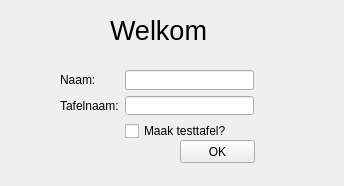
This is src/app/ruleCreator/welcomeWindow.ui in Dtai/PokerbotClient as Qt 5 draws it before an edit. The edited form follows.
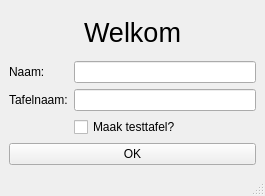
This is the edited form.

Commit message: Changed the welcomeWindow and settingsDialog so they are now QMainWidows instead of QWidgets. => statusbar works better

Patch:
```diff
--- a/src/app/ruleCreator/welcomeWindow.ui
+++ b/src/app/ruleCreator/welcomeWindow.ui
@@ -1,52 +1,42 @@
 <?xml version="1.0" encoding="UTF-8"?>
 <ui version="4.0">
  <class>WelcomeWindow</class>
- <widget class="QWidget" name="WelcomeWindow">
+ <widget class="QMainWindow" name="WelcomeWindow">
   <property name="geometry">
    <rect>
     <x>0</x>
     <y>0</y>
-    <width>344</width>
-    <height>186</height>
+    <width>265</width>
+    <height>196</height>
    </rect>
   </property>
-  <property name="sizePolicy">
-   <sizepolicy hsizetype="Ignored" vsizetype="Ignored">
-    <horstretch>0</horstretch>
-    <verstretch>0</verstretch>
-   </sizepolicy>
-  </property>
-  <property name="focusPolicy">
-   <enum>Qt::NoFocus</enum>
-  </property>
-  <property name="contextMenuPolicy">
-   <enum>Qt::NoContextMenu</enum>
-  </property>
   <property name="windowTitle">
    <string>Welkom</string>
   </property>
-  <widget class="QPushButton" name="btnOk">
-   <property name="geometry">
-    <rect>
-     <x>180</x>
-     <y>140</y>
-     <width>75</width>
-     <height>23</height>
-    </rect>
+  <property name="dockNestingEnabled">
+   <bool>true</bool>
+  </property>
+  <widget class="QWidget" name="centralwidget">
+   <layout class="QVBoxLayout" name="verticalLayout">
+    <item>
+     <widget class="QLabel" name="label">
+      <property name="font">
+       <font>
+        <pointsize>20</pointsize>
+       </font>
+      </property>
+      <property name="layoutDirection">
+       <enum>Qt::LeftToRight</enum>
    </property>
    <property name="text">
-    <string>OK</string>
-   </property>
-  </widget>
-  <widget class="QWidget" name="layoutWidget">
-   <property name="geometry">
-    <rect>
-     <x>60</x>
-     <y>70</y>
-     <width>194</width>
-     <height>71</height>
-    </rect>
-   </property>
+       <string>Welkom</string>
+      </property>
+      <property name="alignment">
+       <set>Qt::AlignCenter</set>
+      </property>
+     </widget>
+    </item>
+    <item>
    <layout class="QFormLayout" name="formLayout">
     <item row="0" column="0">
      <widget class="QLabel" name="lblPlayerName">
@@ -76,25 +66,85 @@
      </widget>
     </item>
    </layout>
-  </widget>
-  <widget class="QLabel" name="label">
-   <property name="geometry">
-    <rect>
-     <x>110</x>
-     <y>10</y>
-     <width>101</width>
-     <height>41</height>
-    </rect>
+    </item>
+    <item>
+     <widget class="QPushButton" name="btnOk">
+      <property name="text">
+       <string>OK</string>
+      </property>
+     </widget>
+    </item>
+   </layout>
+  </widget>
+  <widget class="QStatusBar" name="statusbar"/>
+  <action name="action_New">
+   <property name="text">
+    <string>&amp;new</string>
    </property>
-   <property name="font">
-    <font>
-     <pointsize>20</pointsize>
-    </font>
+   <property name="shortcut">
+    <string>Ctrl+N</string>
    </property>
    <property name="text">
-    <string>Welkom</string>
+    <string>&amp;Open</string>
    </property>
-  </widget>
+   <property name="shortcut">
+    <string>Ctrl+O</string>
+   </property>
+  </action>
+  <action name="action_Save_As">
+   <property name="text">
+    <string>Save &amp;As</string>
+   </property>
+  </action>
+  <action name="actionE_xit">
+   <property name="text">
+    <string>E&amp;xit</string>
+   </property>
+   <property name="shortcut">
+    <string>Ctrl+Q</string>
+   </property>
+  </action>
+  <action name="action_Save">
+   <property name="text">
+    <string>&amp;Save</string>
+   </property>
+   <property name="shortcut">
+    <string>Ctrl+S</string>
+   </property>
+  </action>
+  <action name="action_Close">
+   <property name="text">
+    <string>Sluiten</string>
+   </property>
+   <property name="shortcut">
+    <string>Ctrl+W</string>
+   </property>
+  </action>
+  <action name="actionTo_Prolog">
+   <property name="text">
+    <string>Naar &amp;Prolog</string>
+   </property>
+  </action>
+  <action name="actionShow_Code">
+   <property name="text">
+    <string>Show rules (prolog code)</string>
+   </property>
+  </action>
+  <action name="actionShow_information">
+   <property name="text">
+    <string>Show information</string>
+   </property>
+  </action>
+  <action name="actionAdd_table">
+   <property name="text">
+    <string>Add table</string>
+   </property>
+  </action>
+  <action name="actionConnect_to_table">
+   <property name="text">
+    <string>Connect to table</string>
+   </property>
+  </action>
  </widget>
  <resources/>
  <connections/>
```
Left out of the diff: 23 changed lines with no effect on the pictures. Lines whose indentation alone changed are shown as unchanged. The commit also changes 9 other files.
